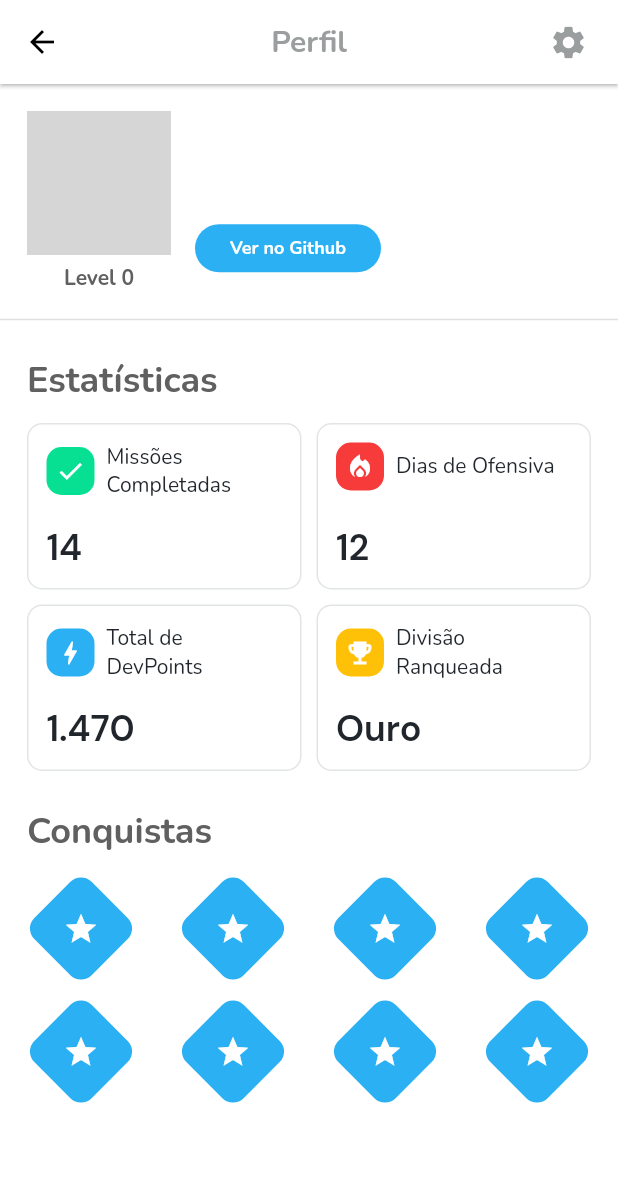
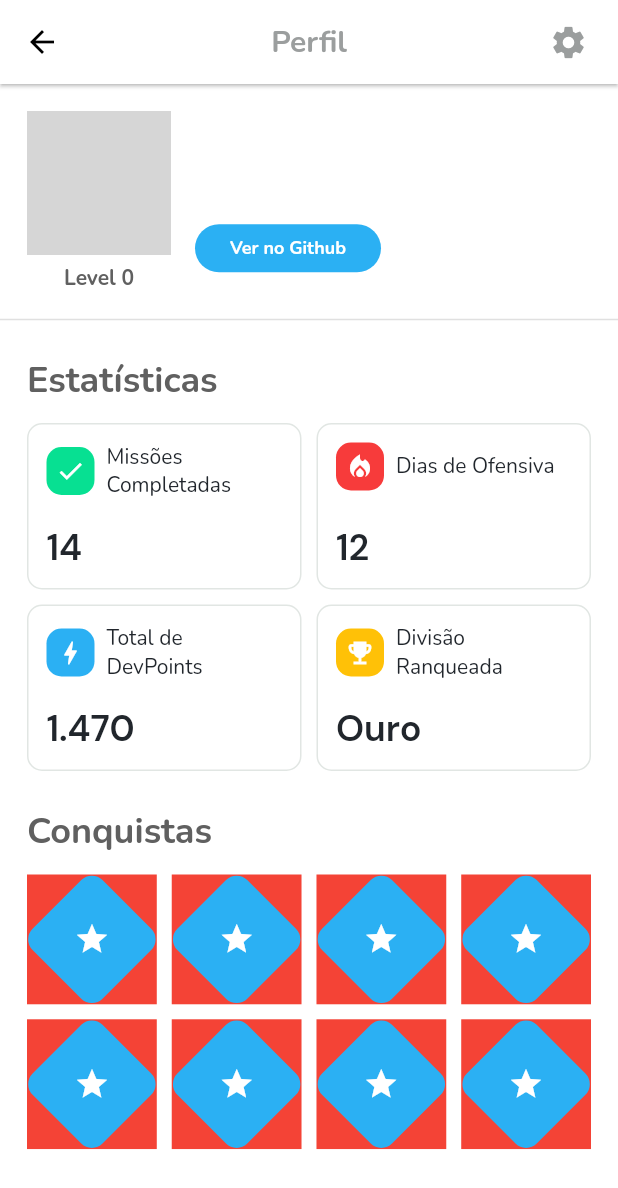
Before and after one commit to johnggli/devpush, a Flutter app: the ProfileScreen screen opened directly with empty values, on a phone screen of 412 x 824 dp. Shown: the top 1188 px of the screen. Run offline on Flutter 3.47's test engine with Material 2 defaults, Android fonts, the light colour scheme and no system bars; our stand-ins replace cloud_firestore, firebase_core, flutter_secure_storage, google_fonts; missing offline and left inert: flutter_appauth; accounts and stored records are empty; network calls fail; grey boxes are pictures that could not be loaded.

Commit message:
refactor: add mediaquery for grid

```diff
--- a/lib/components/achievements_card.dart
+++ b/lib/components/achievements_card.dart
@@ -7,15 +7,17 @@ class AchievementsCard extends StatelessWidget {
   @override
   Widget build(BuildContext context) {
     return Container(
-      height: 72,
-      width: 72,
-      // color: Colors.red,
+      // height: 72,
+      height: MediaQuery.of(context).size.width * 0.21,
+      width: MediaQuery.of(context).size.width * 0.21,
+      color: Colors.red,
       child: Stack(
         children: [
           Center(
             child: Container(
-              height: 54,
-              width: 54,
+              // height: 54,
+              height: MediaQuery.of(context).size.width * 0.16,
+              width: MediaQuery.of(context).size.width * 0.16,
               child: Transform.rotate(
                 angle: 45 * math.pi / 180,
                 child: Container(
```
